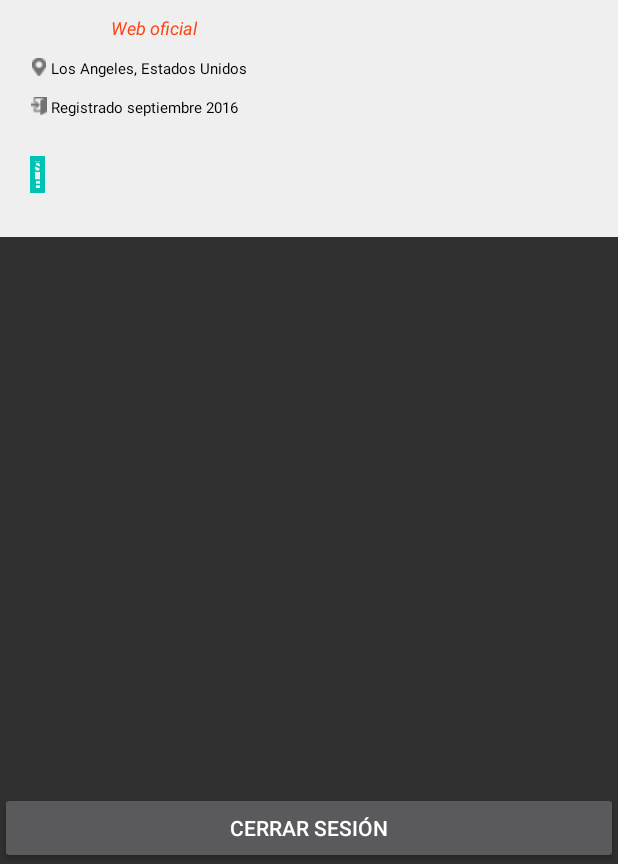
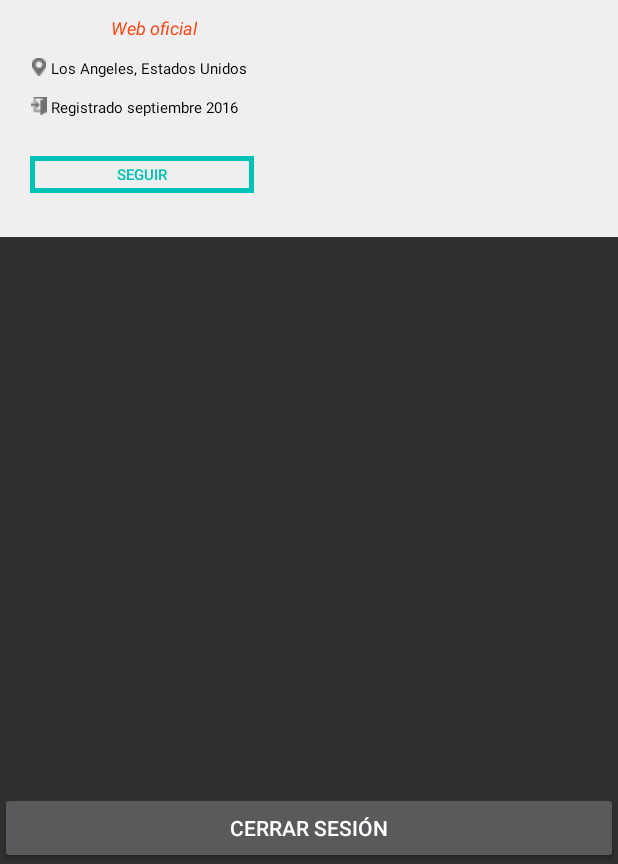
Before and after one commit to diiaz94/3dlink-ivotalents, an Android app: the layout fragment_profile_artist.xml on its own in the app's theme, with its tools: preview values and no code run, on a phone screen of 412 x 824 dp, the part 372-1236 px from its top. Run offline under Robolectric (Android 15) with nearby library versions, the phone set to English and light mode, and no system bars; Roboto replaces fonts that are not available here.

Commit message:
boton seguir para profile artist

```diff
--- a/app/src/main/res/layout/fragment_profile_artist.xml
+++ b/app/src/main/res/layout/fragment_profile_artist.xml
@@ -128,13 +128,14 @@
                                     <LinearLayout
                                         android:layout_width="fill_parent"
                                         android:layout_height="wrap_content"
-                                        android:orientation="vertical"
-                                        android:weightSum="2">
+                                        android:orientation="horizontal"
+                                        android:weightSum="1">
                                             <LinearLayout
                                                 android:layout_width="10dp"
                                                 android:layout_height="50dp"
                                                 android:orientation="vertical"
-                                                android:layout_weight="0.9">
+                                                android:layout_weight="0.9"
+                                                android:layout_gravity="center">
                                             <Button
                                                 android:layout_width="fill_parent"
                                                 android:layout_height="25dp"
```
